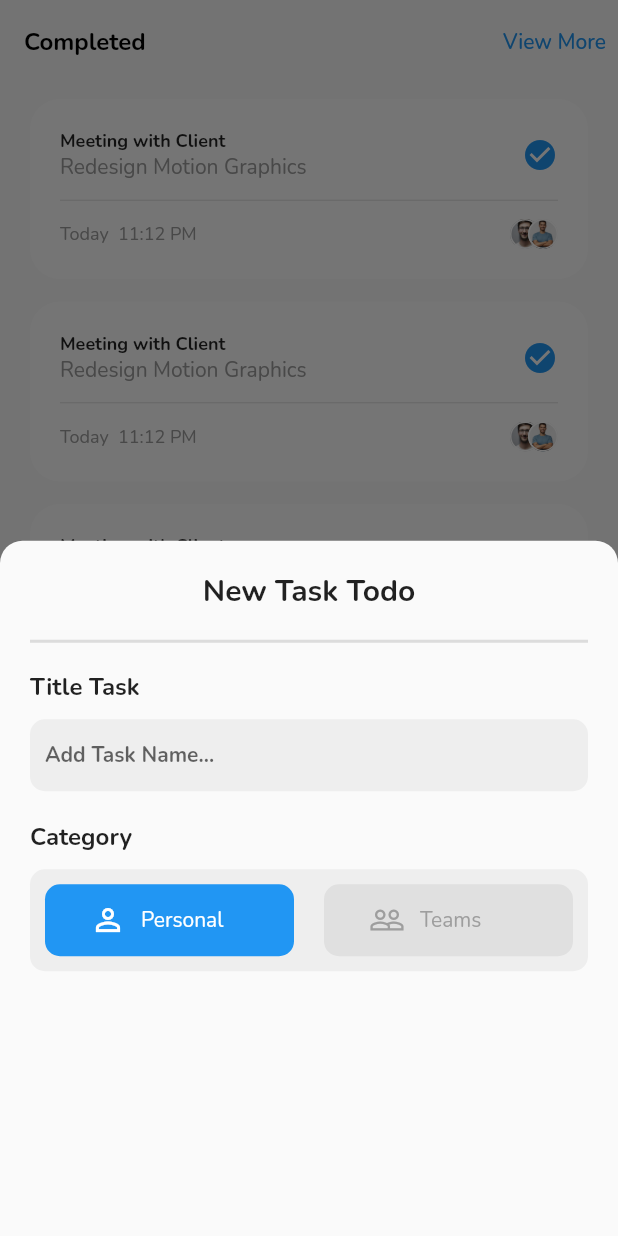
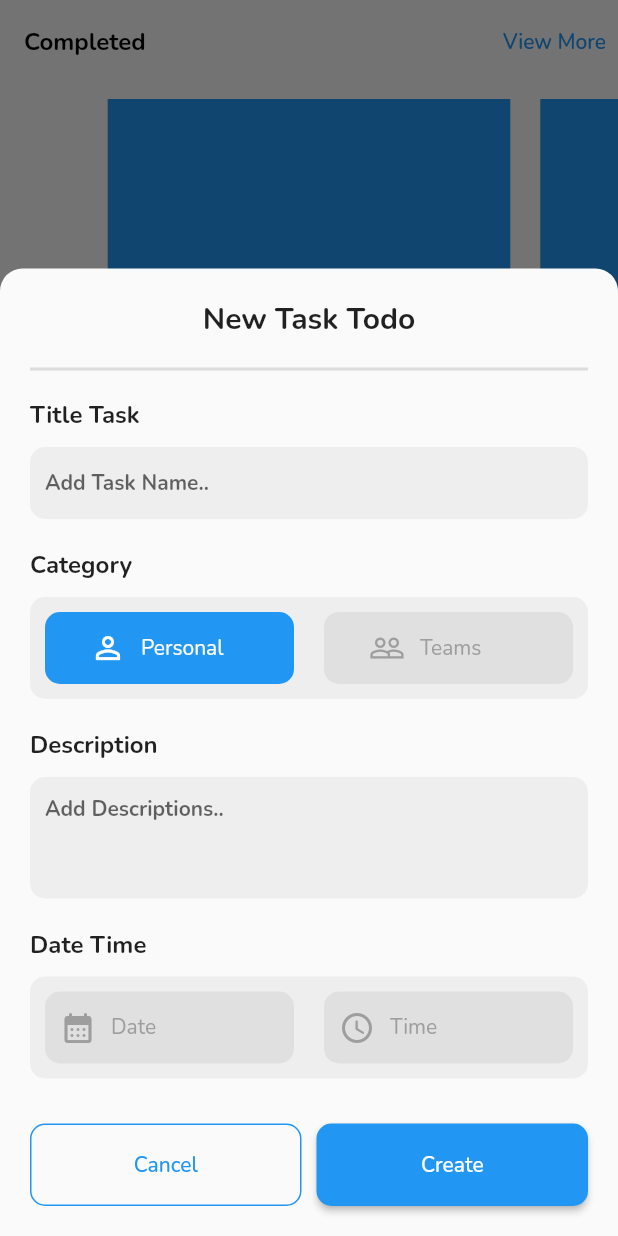
Before and after one commit to bishalchalise/todo, a Flutter app: the screen it shows after launch, after a tap on "Create Text", on a phone screen of 412 x 824 dp. Run offline on Flutter 3.47's test engine with Material 2 defaults, Android fonts, the phone set to English and light mode, and no system bars; our stand-ins replace flutter_keyboard_visibility, google_fonts.

Commit message:
complete bottomsheet

```diff
--- a/lib/screens/homescreen.dart
+++ b/lib/screens/homescreen.dart
@@ -3,6 +3,7 @@ import 'package:todoapp/widgets/appbutton.dart';
 import 'package:todoapp/widgets/create_todo_bottomSheet.dart';
 
 import '../widgets/todo_list.dart';
+import '../widgets/todo_list_horizontal.dart';
 
 class HomeScreen extends StatelessWidget {
   const HomeScreen({Key? key}) : super(key: key);
@@ -28,20 +29,30 @@ class HomeScreen extends StatelessWidget {
           ),
         ],
       ),
-      body: const TodoList(),
+      body: Column(
+        children: const [
+          Expanded(
+            child: TodoListHorizontal(),
+          ),
+          Expanded(
+            child: TodoList(),
+          ),
+        ],
+      ),
       bottomNavigationBar: Padding(
         padding: const EdgeInsets.all(10.0),
         child: AppButton(
+          color: Colors.blue,
           value: "Create Text",
           onPressed: () {
             showModalBottomSheet(
+                isScrollControlled: true,
                 context: context,
                 shape: const RoundedRectangleBorder(
-                  borderRadius: BorderRadius.only(
-                    topLeft: Radius.circular(15.0),
-                    topRight: Radius.circular(15.0),
-                  )
-                ),
+                    borderRadius: BorderRadius.only(
+                  topLeft: Radius.circular(15.0),
+                  topRight: Radius.circular(15.0),
+                )),
                 builder: (context) {
                   return const CreateTodoBottomsheet();
                 });
--- a/lib/widgets/app_input.dart
+++ b/lib/widgets/app_input.dart
@@ -1,25 +1,31 @@
 import 'package:flutter/material.dart';
 
 class AppInput extends StatelessWidget {
-  const AppInput({Key? key}) : super(key: key);
-
+  final String hintText;
+  final bool isMultiline;
+  const AppInput({
+    Key? key,
+    required this.hintText,
+    required this.isMultiline,
+  }) : super(key: key);
   @override
   Widget build(BuildContext context) {
     return Container(
       padding: const EdgeInsets.symmetric(horizontal: 10.0),
       decoration: BoxDecoration(
-          color: Colors.grey.shade200,
-          borderRadius: BorderRadius.circular(10.0),
+        color: Colors.grey.shade200,
+        borderRadius: BorderRadius.circular(10.0),
       ),
       child: TextFormField(
-        style: TextStyle(
+        maxLines: isMultiline ? 3 : null ,
+        style: const TextStyle(
           fontSize: 14.0,
           fontWeight: FontWeight.bold,
-          color: Colors.grey.shade300,
+          color: Colors.black,
         ),
-        decoration: const InputDecoration(
+        decoration: InputDecoration(
           border: InputBorder.none,
-          hintText: 'Add Task Name...',
+          hintText: hintText,
         ),
       ),
     );
--- a/lib/widgets/appbutton.dart
+++ b/lib/widgets/appbutton.dart
@@ -2,19 +2,36 @@ import 'package:flutter/material.dart';
 
 class AppButton extends StatelessWidget {
   final String value;
+  final bool border;
   final Function()? onPressed;
-  const AppButton({Key? key, required this.value, this.onPressed}) : super(key: key);
+  final Color color;
+  const AppButton({
+    super.key,
+    required this.value,
+    this.onPressed,
+    required this.color,
+     this.border = false,
+  });
 
   @override
   Widget build(BuildContext context) {
     return MaterialButton(
       onPressed: onPressed,
-    color: Colors.blue,
+      color: border? null : color,
       shape: RoundedRectangleBorder(
-        borderRadius: BorderRadius.circular(15.0),
+        borderRadius: BorderRadius.circular(10.0),
+        side: border ?
+        const BorderSide(
+          color: Colors.blue,
+          width: 1.0,
+        ) : BorderSide.none,
       ),
-    padding: const EdgeInsets.all(18),
-      child: Text(value, style: const TextStyle(color: Colors.white,),
+      padding: const EdgeInsets.all(18),
+      child: Text(
+        value,
+        style: TextStyle(
+          color: border ? Colors.blue : Colors.white,
+        ),
       ),
     );
   }
--- a/lib/widgets/create_todo_bottomsheet.dart
+++ b/lib/widgets/create_todo_bottomsheet.dart
@@ -1,15 +1,22 @@
 import 'package:flutter/material.dart';
+import 'package:flutter_keyboard_visibility/flutter_keyboard_visibility.dart';
 import 'package:todoapp/widgets/app_input.dart';
+import 'package:todoapp/widgets/appbutton.dart';
 import 'package:todoapp/widgets/category_selector.dart';
+import 'package:todoapp/widgets/date_time_selector.dart';
 
 class CreateTodoBottomsheet extends StatelessWidget {
   const CreateTodoBottomsheet({Key? key}) : super(key: key);
 
   @override
   Widget build(BuildContext context) {
-    return Padding(
+    return KeyboardVisibilityBuilder(builder: (context, visibility) {
+      return SizedBox(
+        height: visibility ? 800.0 : null,
+        child: Padding(
           padding: const EdgeInsets.all(20.0),
           child: Column(
+            mainAxisSize: MainAxisSize.min,
             crossAxisAlignment: CrossAxisAlignment.start,
             children: [
               Row(
@@ -41,10 +48,13 @@ class CreateTodoBottomsheet extends StatelessWidget {
                   SizedBox(
                     height: 10.0,
                   ),
-              AppInput(),
+                  AppInput(
+                    isMultiline: false,
+                    hintText: 'Add Task Name..',
+                  ),
                 ],
               ),
-          SizedBox(
+              const SizedBox(
                 height: 20.0,
               ),
               Column(
@@ -61,11 +71,88 @@ class CreateTodoBottomsheet extends StatelessWidget {
                     height: 10.0,
                   ),
                   CategorySelector(),
-
+                ],
+              ),
+              const SizedBox(
+                height: 20.0,
+              ),
+              Column(
+                crossAxisAlignment: CrossAxisAlignment.start,
+                children: const [
+                  Text(
+                    'Description',
+                    style: TextStyle(
+                      fontSize: 16.0,
+                      fontWeight: FontWeight.bold,
+                    ),
+                  ),
+                  SizedBox(
+                    height: 10.0,
+                  ),
+                  AppInput(
+                    isMultiline: true,
+                    hintText: 'Add Descriptions..',
+                  ),
+                ],
+              ),
+              const SizedBox(
+                height: 20.0,
+              ),
+              Column(
+                crossAxisAlignment: CrossAxisAlignment.start,
+                children: const [
+                  Text(
+                    'Date Time',
+                    style: TextStyle(
+                      fontSize: 16.0,
+                      fontWeight: FontWeight.bold,
+                    ),
+                  ),
+                  SizedBox(
+                    height: 10.0,
+                  ),
+                  DateTimeSelector(),
+                ],
+              ),
+              const SizedBox(
+                height: 20.0,
+              ),
+              Column(
+                crossAxisAlignment: CrossAxisAlignment.start,
+                children: [
+                  const SizedBox(
+                    height: 10.0,
+                  ),
+                  Row(
+                    children: [
+                      Expanded(
+                        child: AppButton(
+                          value: 'Cancel',
+                          border: true,
+                          color: Colors.blue,
+                          onPressed: () {
+                            Navigator.pop(context);
+                          },
+                        ),
+                      ),
+                      const SizedBox(
+                        width: 10.0,
+                      ),
+                      Expanded(
+                        child: AppButton(
+                          color: Colors.blue,
+                          value: 'Create',
+                          onPressed: () {},
+                        ),
+                      ),
+                    ],
+                  )
                 ],
               ),
             ],
           ),
+        ),
       );
+    });
   }
 }
--- /dev/null
+++ b/lib/widgets/date_time_selector.dart
@@ -0,0 +1,118 @@
+import 'package:flutter/material.dart';
+
+class DateTimeSelector extends StatefulWidget {
+  const DateTimeSelector({Key? key}) : super(key: key);
+
+  @override
+  State<DateTimeSelector> createState() => _DateTimeSelectorState();
+}
+
+class _DateTimeSelectorState extends State<DateTimeSelector> {
+  DateTime? _selectedDate;
+  TimeOfDay? _selectedTime;
+  @override
+  Widget build(BuildContext context) {
+    final currentDate = DateTime.now();
+    final currentTIme = TimeOfDay.now();
+    final firstDate = currentDate.subtract(const Duration(
+      days: 3650,
+    ));
+    final lastDate = currentDate.add(const Duration(
+      days: 3650,
+    ));
+
+    return Container(
+      padding: const EdgeInsets.all(
+        10.0,
+      ),
+      decoration: BoxDecoration(
+        color: Colors.grey.shade200,
+        borderRadius: BorderRadius.circular(10.0),
+      ),
+      child: Row(
+        mainAxisAlignment: MainAxisAlignment.spaceBetween,
+        children: [
+          Expanded(
+            child: _itemBuilder(
+              onPressed: () async {
+                final pickedDate = await showDatePicker(
+                  context: context,
+                  initialDate: currentDate,
+                  firstDate: firstDate,
+                  lastDate: lastDate,
+                );
+                setState(() {
+                  _selectedDate = pickedDate;
+                });
+              },
+              value: _selectedDate == null
+                  ? 'Date'
+                  : '${_selectedDate?.year}/${_selectedDate?.month}/${_selectedDate?.day}',
+              icon: Icon(
+                Icons.calendar_month_rounded,
+                color: Colors.grey.shade500,
+              ),
+            ),
+          ),
+          const SizedBox(
+            width: 20.0,
+          ),
+          Expanded(
+            child: _itemBuilder(
+              onPressed: () async {
+                final pickedTime = await showTimePicker(
+                  context: context,
+                  initialTime: currentTIme,
+                );
+                setState(() {
+                  _selectedTime = pickedTime;
+                });
+              },
+              value: _selectedTime == null
+                  ? 'Time'
+                  : '${_selectedTime?.hour}:${_selectedTime?.minute}',
+              icon: Icon(
+                Icons.access_time_rounded,
+                color: Colors.grey.shade500,
+              ),
+            ),
+          )
+        ],
+      ),
+    );
+  }
+
+  Widget _itemBuilder({
+    required final String value,
+    required final Icon icon,
+    required final Function()? onPressed,
+  }) {
+    return GestureDetector(
+      onTap: onPressed,
+      child: Container(
+        padding: const EdgeInsets.symmetric(
+          horizontal: 10.0,
+          vertical: 12.0,
+        ),
+        decoration: BoxDecoration(
+          color: Colors.grey.shade300,
+          borderRadius: BorderRadius.circular(10.0),
+        ),
+        child: Row(
+          children: [
+            icon,
+            const SizedBox(
+              width: 10.0,
+            ),
+            Text(
+              value,
+              style: TextStyle(
+                color: Colors.grey.shade500,
+              ),
+            ),
+          ],
+        ),
+      ),
+    );
+  }
+}
--- /dev/null
+++ b/lib/widgets/todo_list_horizontal.dart
@@ -0,0 +1,29 @@
+import 'package:flutter/material.dart';
+
+class TodoListHorizontal extends StatefulWidget {
+  const TodoListHorizontal({Key? key}) : super(key: key);
+
+  @override
+  State<TodoListHorizontal> createState() => _TodoListHorizontalState();
+}
+
+class _TodoListHorizontalState extends State<TodoListHorizontal> {
+  final PageController _pageController = PageController(
+    viewportFraction: 0.7,
+
+  );
+  @override
+  Widget build(BuildContext context) {
+    return PageView.builder(
+        itemCount: 10,
+        controller: _pageController,
+        itemBuilder: (context, index)
+    {
+      return Container(
+        margin: const EdgeInsets.all(10.0),
+        color: Colors.blue,
+      );
+    }
+    );
+  }
+}
--- a/pubspec.yaml
+++ b/pubspec.yaml
@@ -37,6 +37,7 @@ dependencies:
   # Use with the CupertinoIcons class for iOS style icons.
   cupertino_icons: ^1.0.2
   google_fonts: ^3.0.1
+  flutter_keyboard_visibility: ^5.4.0
 
 dev_dependencies:
   flutter_test:
```
Also changed, not shown: pubspec.lock. Lines whose indentation alone changed are shown as unchanged.
